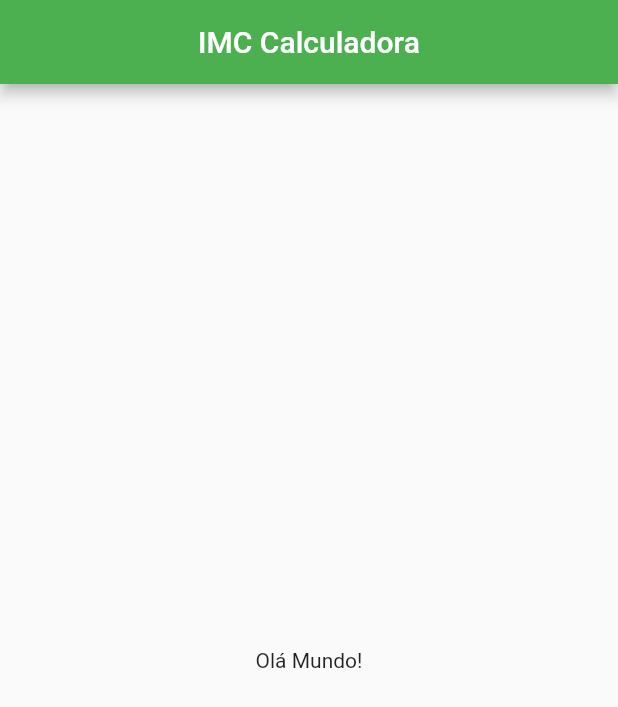
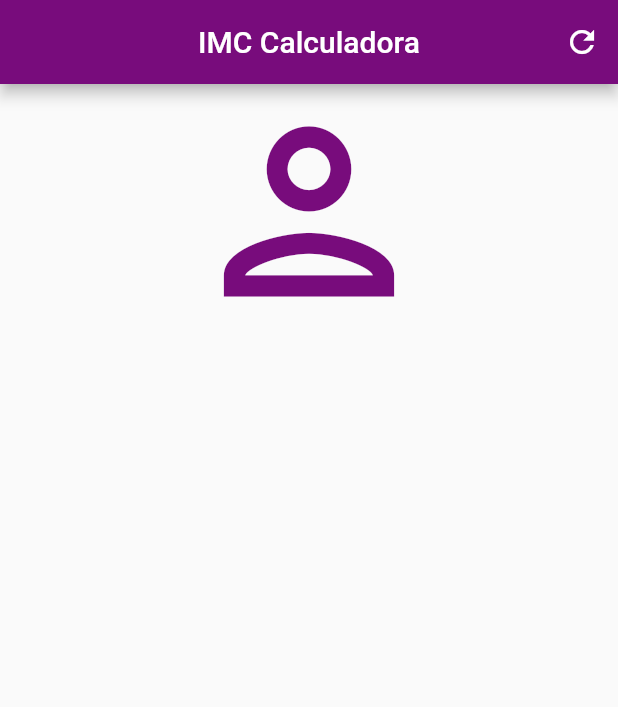
Before and after one commit to Natanaelforte/flutterIMC, a Flutter app: the screen it shows after launch, on a phone screen of 412 x 824 dp. Shown: the top 707 px of the screen. Run offline on Flutter 3.47's test engine with Material 2 defaults, Android fonts, the phone set to English and light mode, and no system bars.

Commit message:
first commit

```diff
--- a/lib/main.dart
+++ b/lib/main.dart
@@ -11,10 +11,19 @@ class MeuApp extends StatelessWidget{
         appBar: AppBar(
           title: const Text('IMC Calculadora'),
           centerTitle: true,
-          backgroundColor: Colors.green,
+          backgroundColor: Color.fromARGB(255, 120, 12, 124),
+          actions: [
+            IconButton(icon: Icon(Icons.refresh),
+            onPressed: () {},),
+          ],
         ),
-        body: const Center(
-          child: Text('Olá Mundo!'),
+        body: Column(
+          crossAxisAlignment: CrossAxisAlignment.stretch,
+          children: [
+            Icon( Icons.person_outlined,
+            size: 170.0,
+            color: Color.fromARGB(255, 120, 12, 124),)
+          ],
         ),
       ),
     );
```
